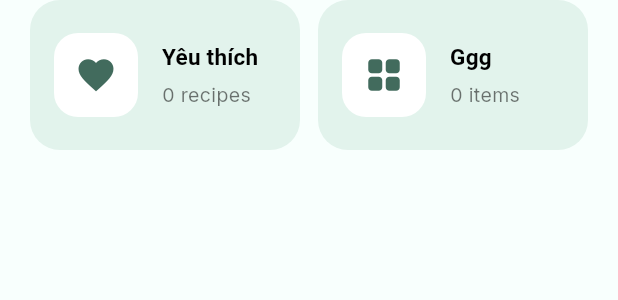
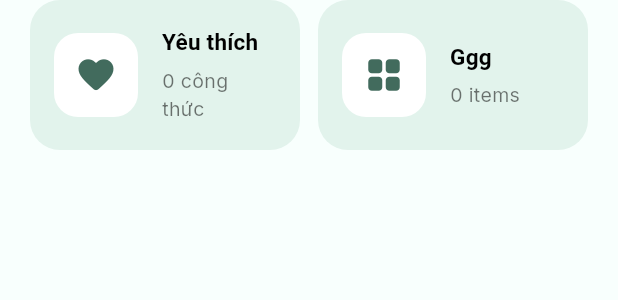
Before and after one commit to Sad3esuy/DA_App_XEMCook, a Flutter app: the _RecipesContent widget shown alone on an empty page, opened directly with empty values, on a phone screen of 412 x 824 dp. Shown: the top 300 px of the screen. Run offline on Flutter 3.47's test engine with Material 3 defaults, Android fonts, the phone set to English and light mode, and no system bars; our stand-ins replace dotted_border, email_validator, google_fonts, google_nav_bar, google_sign_in, image_picker and 2 more; accounts and stored records are empty; network calls fail.

Commit message:
fix update my_recipe

```diff
--- a/lib/screens/recipe/my_recipes_screen.dart
+++ b/lib/screens/recipe/my_recipes_screen.dart
@@ -5,6 +5,7 @@ import 'package:test_ui_app/theme/app_theme.dart';
 
 import 'recipe_detail_screen.dart';
 import 'recipe_form_screen.dart';
+import '../favorite_screen.dart';
 
 class MyRecipesScreen extends StatefulWidget {
   const MyRecipesScreen({super.key});
@@ -178,10 +179,15 @@ class _RecipesContent extends StatelessWidget {
                 Expanded(
                   child: _CollectionCard(
                     title: 'Yêu thích',
-                    subtitle: '$favoritesCount recipes',
-                    backgroundColor: const Color.fromARGB(208, 221, 240, 232),
-                    icon: Icons.favorite,
+                    subtitle: '$favoritesCount công thức',
+                    backgroundColor: const Color(0xD0DDF0E8), // = ARGB(208,221,240,232)
+                    icon: Icons.favorite_rounded,
                     iconColor: AppTheme.primaryOrange,
+                    onTap: () {
+                      Navigator.of(context).push(
+                        MaterialPageRoute(builder: (_) => const FavoritesScreen()),
+                      );
+                    },
                   ),
                 ),
                 const SizedBox(width: 12),
@@ -351,6 +357,7 @@ class _CollectionCard extends StatelessWidget {
     required this.backgroundColor,
     required this.icon,
     required this.iconColor,
+    this.onTap,
   });
 
   final String title;
@@ -358,22 +365,23 @@ class _CollectionCard extends StatelessWidget {
   final Color backgroundColor;
   final IconData icon;
   final Color iconColor;
+  final VoidCallback? onTap;
 
   @override
   Widget build(BuildContext context) {
     final theme = Theme.of(context);
-    return Container(
-      height: 100,
-      decoration: BoxDecoration(
+    return Material(
       color: backgroundColor,
       borderRadius: BorderRadius.circular(20),
-      ),
-      child: Padding(
+      child: InkWell(
+        borderRadius: BorderRadius.circular(20),
+        onTap: onTap,
+        child: Container(
+          height: 100,
           padding: const EdgeInsets.all(16),
           child: Row(
             crossAxisAlignment: CrossAxisAlignment.center,
             children: [
-            // Icon bên trái
               Container(
                 width: 56,
                 height: 56,
@@ -384,8 +392,6 @@ class _CollectionCard extends StatelessWidget {
                 child: Icon(icon, color: iconColor, size: 28),
               ),
               const SizedBox(width: 16),
-
-            // Phần chữ bên phải
               Expanded(
                 child: Column(
                   crossAxisAlignment: CrossAxisAlignment.start,
@@ -393,12 +399,12 @@ class _CollectionCard extends StatelessWidget {
                   children: [
                     Text(
                       title,
+                      maxLines: 2,
+                      overflow: TextOverflow.ellipsis,
                       style: theme.textTheme.titleMedium?.copyWith(
                         fontWeight: FontWeight.w700,
                         fontSize: 15,
                       ),
-                    maxLines: 2,
-                    overflow: TextOverflow.ellipsis,
                     ),
                     const SizedBox(height: 4),
                     Text(
@@ -414,9 +420,11 @@ class _CollectionCard extends StatelessWidget {
             ],
           ),
         ),
+      ),
     );
   }
 }
+
 
 
 class _RecipeGridCard extends StatelessWidget {
```
Lines whose indentation alone changed are shown as unchanged.
